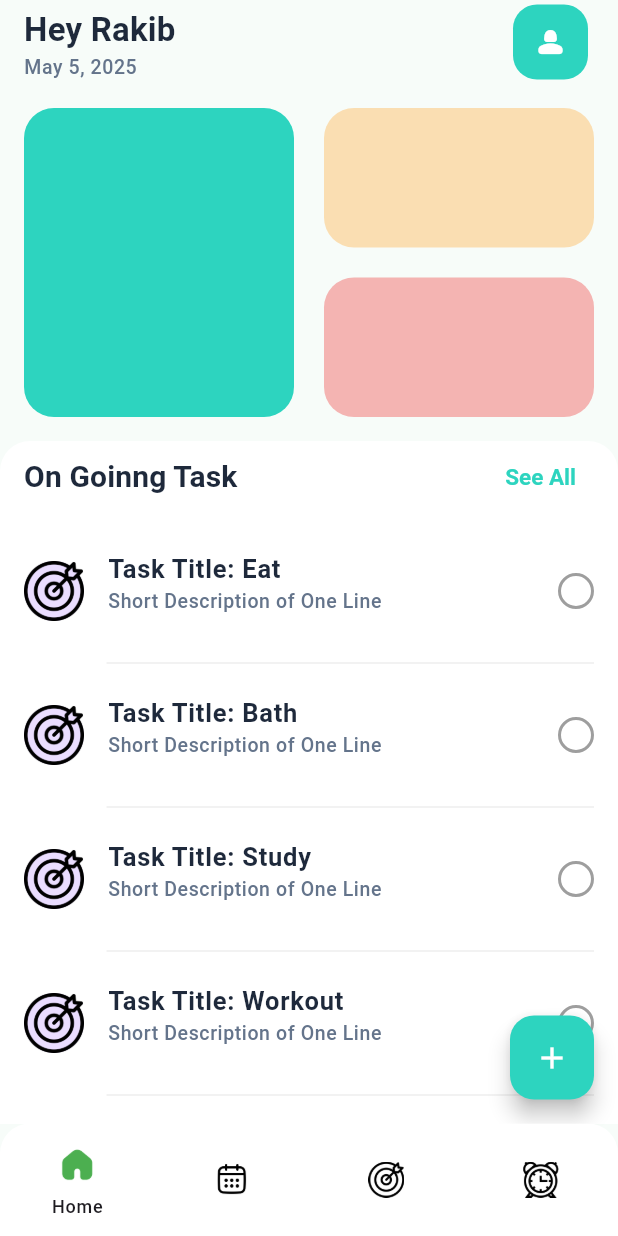
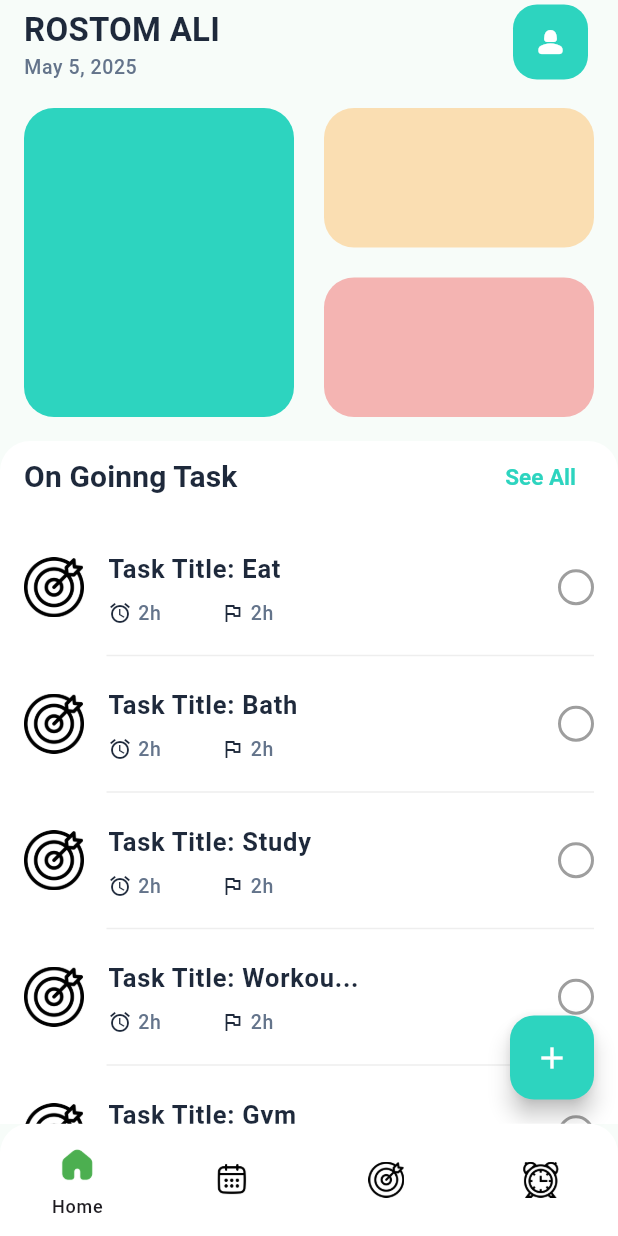
Before and after one commit to rostom17/EDGE_PROJECT_MOB_APP, a Flutter app: the screen it shows after launch, after a tap on "Get Started", on a phone screen of 412 x 824 dp. Run offline on Flutter 3.47's test engine with Material 3 defaults, Android fonts, the phone set to English and light mode, and no system bars; our stand-ins replace get, google_fonts, lottie, smooth_page_indicator.

```diff
--- a/lib/view/pages/home_page.dart
+++ b/lib/view/pages/home_page.dart
@@ -1,6 +1,7 @@
 import 'package:flutter/material.dart';
 
 import 'package:my_todo_list/core/color_pallet.dart';
+import 'package:my_todo_list/view/widgets/home_page_appbar.dart';
 import 'package:my_todo_list/view/widgets/home_page_status_bar.dart';
 import 'package:my_todo_list/view/widgets/home_page_task_list_builder.dart';
 
@@ -27,39 +28,13 @@ class _HomePageState extends State<HomePage> {
     double screenHeight = MediaQuery.of(context).size.height;
 
     return Scaffold(
-      appBar: AppBar(
-        backgroundColor: Colors.transparent,
-        surfaceTintColor: Colors.transparent,
-        automaticallyImplyLeading: false,
-        title: Column(
-          crossAxisAlignment: CrossAxisAlignment.start,
-          children: [
-            Text("Hey Rakib", style: Theme.of(context).textTheme.titleMedium),
-            Text("May 5, 2025", style: Theme.of(context).textTheme.bodySmall),
-          ],
-        ),
-        centerTitle: false,
-        actions: [
-          Padding(
-            padding: const EdgeInsets.only(right: 20),
-            child: Container(
-              height: 50,
-              width: 50,
-              decoration: BoxDecoration(
-                color: ColorPallet.primaryThemeColor,
-                borderRadius: BorderRadius.circular(16),
-              ),
-              child: Icon(Icons.person_2_rounded, color: Colors.white),
-            ),
-          ),
-        ],
-      ),
+      appBar: HomePageAppbar(),
       body: SingleChildScrollView(
         child: Column(
           children: [
             Padding(
               padding: const EdgeInsets.all(16),
-              child: HomePageSatusBar(screenHeight: screenHeight),
+              child: HomePageSatusBar(),
             ),
 
             HomePageTaskListBuilder(items: dummyTasks),
--- a/lib/view/pages/today_page.dart
+++ b/lib/view/pages/today_page.dart
@@ -20,7 +20,10 @@ class _TodayPageState extends State<TodayPage> {
         centerTitle: false,
         title: Column(
           crossAxisAlignment: CrossAxisAlignment.start,
-          children: [Text("Schedule"), Text("12 May 2025")],
+          children: [
+            Text("@Today", style: Theme.of(context).textTheme.titleMedium),
+            Text("12 May 2025", style: Theme.of(context).textTheme.bodySmall),
+          ],
         ),
         actions: [
           Padding(
--- a/lib/view/widgets/custom_task_widget.dart
+++ b/lib/view/widgets/custom_task_widget.dart
@@ -1,4 +1,6 @@
 import 'package:flutter/material.dart';
+
+import 'package:my_todo_list/core/color_pallet.dart';
 import 'package:my_todo_list/view/widgets/custom_check_box.dart';
 
 class CustomTaskWidget extends StatefulWidget {
@@ -20,11 +22,10 @@ class _CustomTaskWidgetState extends State<CustomTaskWidget> {
 
       children: [
         SizedBox(
-          height: 80,
           width: double.maxFinite,
           child: Row(
             children: [
-              CircleAvatar(child: Image.asset("assets/icons/goal.png")),
+              SizedBox(width: 40, child: Image.asset("assets/icons/goal.png")),
 
               Padding(
                 padding: const EdgeInsets.only(
@@ -37,16 +38,41 @@ class _CustomTaskWidgetState extends State<CustomTaskWidget> {
                   crossAxisAlignment: CrossAxisAlignment.start,
                   children: [
                     Text(
-                      "Task Title: ${widget.eachTask}",
+                      reSizeTaskTitle("Task Title: ${widget.eachTask} "),
                       style: Theme.of(context).textTheme.bodyLarge,
                     ),
-
-                    Text(
-                      "Short Description of One Line",
-                      style: Theme.of(context).textTheme.bodySmall,
+                    const SizedBox(height: 8),
+                    Row(
+                      children: [
+                        SizedBox(
+                          width: 75,
+                          child: Row(
+                            children: [
+                              Icon(
+                                Icons.alarm,
+                                size: 16,
+                                color: ColorPallet.primaryTextColor,
+                              ),
+                              const SizedBox(width: 4),
+                              Text(
+                                '2h',
+                                style: Theme.of(context).textTheme.bodySmall,
+                              ),
+                            ],
+                          ),
+                        ),
+                        Icon(
+                          Icons.flag_outlined,
+                          size: 16,
+                          color: ColorPallet.primaryTextColor,
+                        ),
+                        const SizedBox(width: 4),
+                        Text(
+                          '2h',
+                          style: Theme.of(context).textTheme.bodySmall,
+                        ),
+                      ],
                     ),
-
-                    Row(children: [SizedBox()]),
                   ],
                 ),
               ),
@@ -66,4 +92,11 @@ class _CustomTaskWidgetState extends State<CustomTaskWidget> {
       ],
     );
   }
+
+  String reSizeTaskTitle(String title) {
+    if (title.length > 18) {
+      return "${title.substring(0, 18)}...";
+    }
+    return title;
+  }
 }
--- /dev/null
+++ b/lib/view/widgets/home_page_appbar.dart
@@ -0,0 +1,41 @@
+
+import 'package:flutter/material.dart';
+import 'package:my_todo_list/core/color_pallet.dart';
+
+class HomePageAppbar extends StatelessWidget implements PreferredSizeWidget {
+  const HomePageAppbar({super.key});
+
+  @override
+  Widget build(BuildContext context) {
+    return AppBar(
+      backgroundColor: Colors.transparent,
+      surfaceTintColor: Colors.transparent,
+      automaticallyImplyLeading: false,
+      title: Column(
+        crossAxisAlignment: CrossAxisAlignment.start,
+        children: [
+          Text("ROSTOM ALI", style: Theme.of(context).textTheme.titleMedium),
+          Text("May 5, 2025", style: Theme.of(context).textTheme.bodySmall),
+        ],
+      ),
+      centerTitle: false,
+      actions: [
+        Padding(
+          padding: const EdgeInsets.only(right: 20),
+          child: Container(
+            height: 50,
+            width: 50,
+            decoration: BoxDecoration(
+              color: ColorPallet.primaryThemeColor,
+              borderRadius: BorderRadius.circular(16),
+            ),
+            child: Icon(Icons.person_2_rounded, color: Colors.white),
+          ),
+        ),
+      ],
+    );
+  }
+
+  @override
+  Size get preferredSize => const Size.fromHeight(kToolbarHeight);
+}
--- a/lib/view/widgets/home_page_status_bar.dart
+++ b/lib/view/widgets/home_page_status_bar.dart
@@ -1,17 +1,12 @@
-
 import 'package:flutter/material.dart';
 import 'package:my_todo_list/core/color_pallet.dart';
 
 class HomePageSatusBar extends StatelessWidget {
-  const HomePageSatusBar({
-    super.key,
-    required this.screenHeight,
-  });
-
-  final double screenHeight;
+  const HomePageSatusBar({super.key});
 
   @override
   Widget build(BuildContext context) {
+    double screenHeight = MediaQuery.of(context).size.height;
     return SizedBox(
       height: screenHeight * .25,
       width: double.maxFinite,
--- a/lib/view/widgets/home_page_task_list_builder.dart
+++ b/lib/view/widgets/home_page_task_list_builder.dart
@@ -10,7 +10,6 @@ class HomePageTaskListBuilder extends StatelessWidget {
   @override
   Widget build(BuildContext context) {
     return Container(
-      height: 800,
       padding: EdgeInsets.only(left: 16, right: 16),
       decoration: BoxDecoration(
         borderRadius: BorderRadius.only(
```
